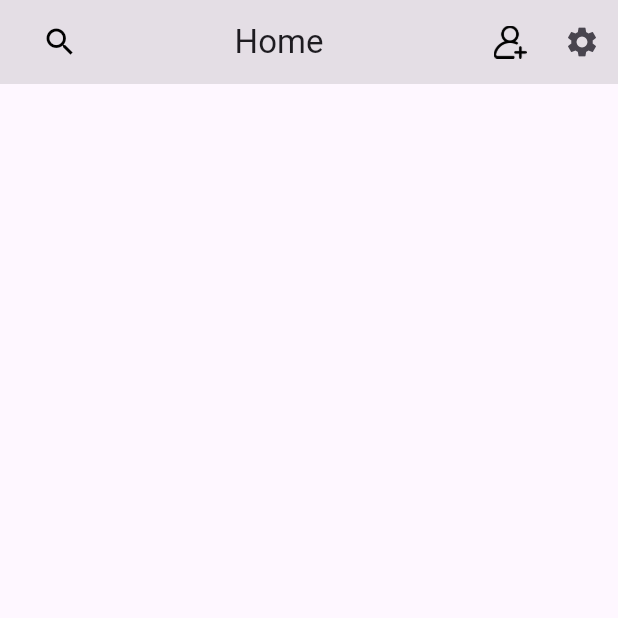
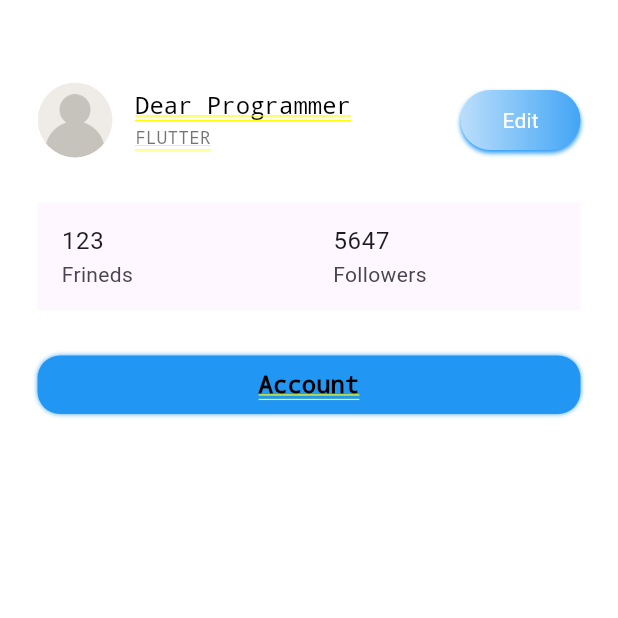
Before and after one commit to MohAdell/chat_app, a Flutter app: the HomeScreenChat screen opened directly, after a tap on the "settings" icon, on a phone screen of 412 x 824 dp, the top half of it. Run offline on Flutter 3.47's test engine with Material 3 defaults, Android fonts, the phone set to English and light mode, and no system bars; our stand-ins replace bloc, cloud_firestore, firebase_auth, firebase_core, flutter_bloc, google_sign_in and 2 more; accounts and stored records are empty.

Commit message:
user profile $ personal profile

```diff
--- a/lib/HomeMasseges/UI/HomeScreenChat.dart
+++ b/lib/HomeMasseges/UI/HomeScreenChat.dart
@@ -1,6 +1,7 @@
 import 'package:flutter/material.dart';
 import 'package:flutter_bloc/flutter_bloc.dart';
 import '../../Contacts/logic/rooms_cubit.dart';
+import '../../Profile/UI/user_profile_ui.dart';
 import '../../Profile/logic/users_cubit.dart';
 import '../../firebase/firebase_data.dart';
 import '../../utils/routes.dart';
@@ -57,7 +58,10 @@ class _HomeScreenState extends State<HomeScreenChat> {
                 ),
               ),
               IconButton(
-                onPressed: () {},
+                onPressed: () {
+                  Navigator.push(context,
+                      MaterialPageRoute(builder: (context) => UserProfileUi()));
+                },
                 icon: Icon(Icons.settings),
               ),
             ],
--- a/lib/HomeMasseges/UI/Masseges_Home.dart
+++ b/lib/HomeMasseges/UI/Masseges_Home.dart
@@ -44,7 +44,7 @@ class UserCard extends StatelessWidget {
                         child: Text(
                           userProfile.name[0].toUpperCase(),
                           style: TextStyle(
-                            color: Colors.green,
+                            color: Colors.white,
                             fontSize: 24,
                           ),
                         ),
--- /dev/null
+++ b/lib/Profile/UI/user_profile_ui.dart
@@ -0,0 +1,157 @@
+import 'package:flutter/cupertino.dart';
+import 'package:flutter/material.dart';
+
+import '../model/users_info.dart';
+import 'Personal_Profile_Ui.dart';
+
+class UserProfileUi extends StatefulWidget {
+  const UserProfileUi({super.key});
+
+  @override
+  State<UserProfileUi> createState() => _UserProfileUiState();
+}
+
+class _UserProfileUiState extends State<UserProfileUi> {
+  late final UserProfile usersProfil;
+
+  @override
+  Widget build(BuildContext context) {
+    return SingleChildScrollView(
+      child: Container(
+        decoration: BoxDecoration(color: Color(0xffffffff)),
+        // color: Color(0xffffffff),
+        padding: EdgeInsets.symmetric(horizontal: 25, vertical: 15),
+        child: Column(
+          crossAxisAlignment: CrossAxisAlignment.stretch,
+          children: [
+            SizedBox(
+              height: 40,
+            ),
+            Row(
+              children: [
+                ClipRRect(
+                  borderRadius: BorderRadius.circular(30),
+                  child: Image.asset(
+                    'assets/user-avatar.png',
+                    width: 50,
+                    height: 50,
+                    fit: BoxFit.cover,
+                  ),
+                ),
+                SizedBox(
+                  width: 15,
+                ),
+                Expanded(
+                    child: Column(
+                  crossAxisAlignment: CrossAxisAlignment.start,
+                  children: [
+                    Text(
+                      "Dear Programmer",
+                      style: TextStyle(
+                          color: Colors.black,
+                          fontSize: 16,
+                          fontWeight: FontWeight.w500),
+                    ),
+                    SizedBox(
+                      height: 5,
+                    ),
+                    Text(
+                      "FLUTTER",
+                      style: TextStyle(
+                          color: Colors.black54,
+                          fontSize: 12,
+                          fontWeight: FontWeight.w500),
+                    )
+                  ],
+                )),
+                SizedBox(
+                  width: 80,
+                  height: 40,
+                  child: Container(
+                    decoration: BoxDecoration(
+                        gradient: LinearGradient(
+                            colors: [
+                              Colors.blue.shade100,
+                              Colors.blue.shade400
+                            ],
+                            begin: Alignment.centerLeft,
+                            end: Alignment.centerRight),
+                        borderRadius: BorderRadius.circular(25),
+                        boxShadow: [
+                          BoxShadow(
+                              color: Colors.blue,
+                              blurRadius: 2,
+                              offset: Offset(0, 2))
+                        ]),
+                    child: MaterialButton(
+                      onPressed: () {
+                        Navigator.push(
+                            context,
+                            MaterialPageRoute(
+                                builder: (_) => PersonalProfileUi()));
+                      },
+                      minWidth: double.maxFinite,
+                      height: 20,
+                      shape: RoundedRectangleBorder(
+                        borderRadius: BorderRadius.circular(25),
+                      ),
+                      textColor: Color(0xff1a2b79),
+                      child: Text(
+                        'Edit',
+                        style: TextStyle(
+                            color: Colors.white, fontWeight: FontWeight.w400),
+                      ),
+                    ),
+                  ),
+                ),
+              ],
+            ),
+            SizedBox(
+              height: 30,
+            ),
+            Material(
+              child: Row(
+                crossAxisAlignment: CrossAxisAlignment.center,
+                children: [
+                  Expanded(
+                      child: ListTile(
+                    title: Text('123'),
+                    subtitle: Text('Frineds'),
+                  )),
+                  Expanded(
+                      child: ListTile(
+                    title: Text('5647'),
+                    subtitle: Text('Followers'),
+                  )),
+                ],
+              ),
+            ),
+            SizedBox(
+              height: 30,
+            ),
+            Container(
+              padding: EdgeInsets.symmetric(horizontal: 15, vertical: 10),
+              decoration: BoxDecoration(
+                  color: Colors.blue,
+                  borderRadius: BorderRadius.circular(15),
+                  boxShadow: [
+                    BoxShadow(color: Colors.blue.shade400, blurRadius: 2)
+                  ]),
+              child: Column(
+                children: [
+                  Text(
+                    'Account',
+                    style: TextStyle(
+                        fontSize: 16,
+                        fontWeight: FontWeight.w700,
+                        color: Colors.black),
+                  )
+                ],
+              ),
+            )
+          ],
+        ),
+      ),
+    );
+  }
+}
--- a/lib/chat/UI/chat_ui.dart
+++ b/lib/chat/UI/chat_ui.dart
@@ -37,6 +37,11 @@ class ChatScreen extends StatelessWidget {
             ChatMassageTest(
               isMeChatting: true,
               massageBody: 'I am fine',
+            ),
+            ChatMassageTest(
+              isMeChatting: false,
+              massageBody:
+                  'تجربة تجربة تجربة تجربة تجربة تجربة تجربة تجربة تجربة تجربة تجربة تجربة تجربة تجربة تجربة تجربة تجربة تجربة',
             ),
             Expanded(child: Container()),
             Row(
```
Also changed, not shown: lib/Contacts/UI/contacts_bar.dart (+4 -4 lines), lib/Profile/UI/Personal_Profile_Ui.dart (added, +203 -0 lines), assets/icons/user-icon.png (added), assets/icons/user-profile.png (added).
